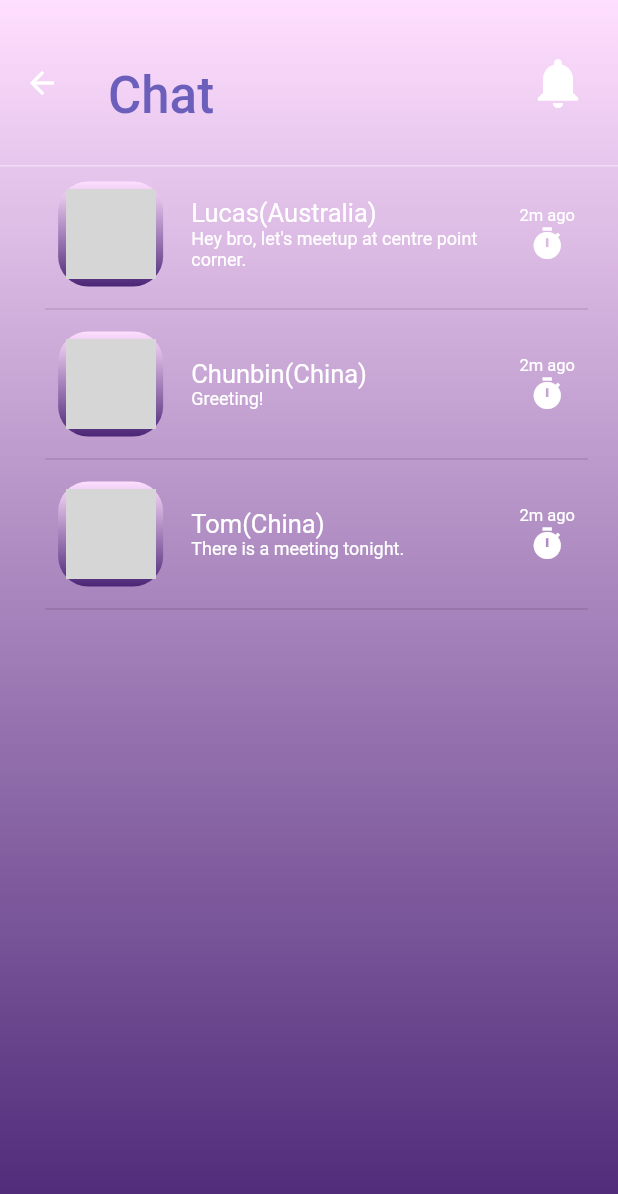
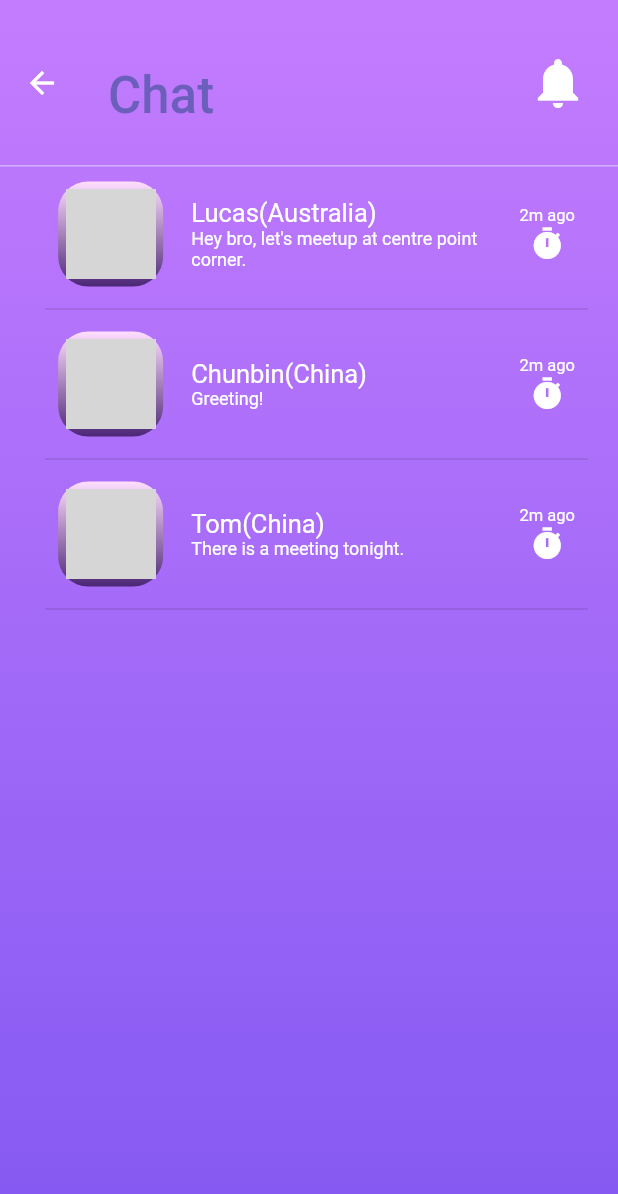
Before and after one commit to qwe2429577539/WORLDCITIZEN-JAVA-, a Flutter app: the ChatPage screen opened by its route, on a phone screen of 412 x 824 dp. Shown: the top 1194 px of the screen. Run offline on Flutter 3.47's test engine with Material 2 defaults, Android fonts, the light colour scheme and no system bars; network calls fail; grey boxes are pictures that could not be loaded.

Commit message:
modified the background color of chat page.

```diff
--- a/app_flutter_01/flutter_application_1/lib/mainpage/chat.dart
+++ b/app_flutter_01/flutter_application_1/lib/mainpage/chat.dart
@@ -12,12 +12,15 @@ const BACKGROUNDCOLOR = Color.fromRGBO(188, 169, 255, 1);
 const CHATTEXTCOLOR = Color.fromARGB(255, 255, 255, 255);
 const REMINDERCOLOR = Color.fromARGB(255, 255, 255, 255);
 
-/// 整体背景颜色设置
+/// 聊天背景颜色设置
 const GRADIENTDECORATION = BoxDecoration(
     gradient: LinearGradient(
   begin: Alignment.topCenter,
   end: Alignment.bottomCenter,
-  colors: [Color.fromRGBO(255, 223, 255, 1), Color.fromRGBO(75, 38, 118, 1)],
+  colors: [
+    Color.fromARGB(255, 196, 124, 254),
+    Color.fromARGB(255, 132, 89, 242)
+  ],
 ));
 
 // Using to separate the chat list
```
